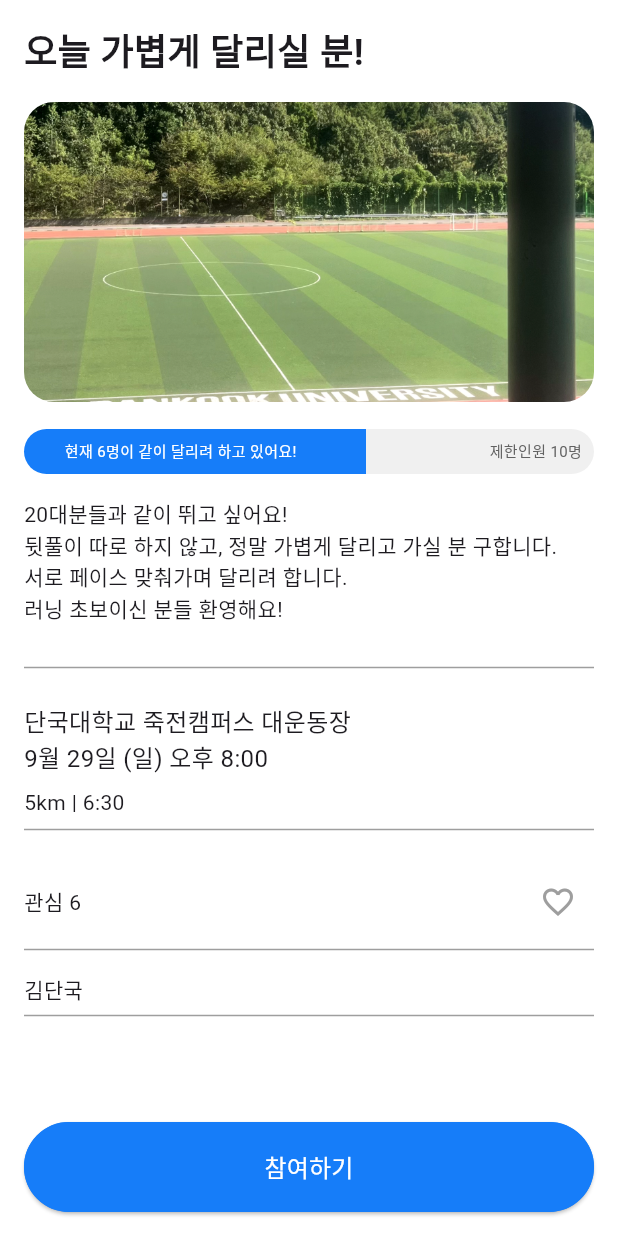
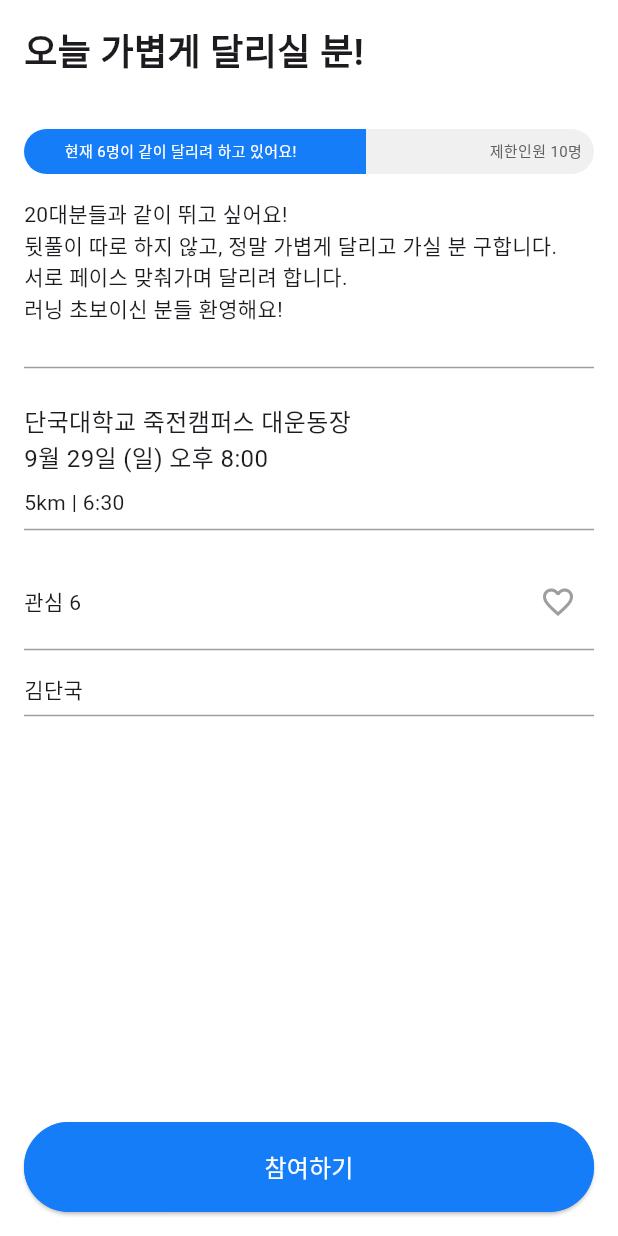
Before and after one commit to 9oormthonDKU/Frontend, a Flutter app: the PostPage screen opened directly, on a phone screen of 412 x 824 dp. Run offline on Flutter 3.47's test engine with Material 3 defaults, Android fonts, the phone set to English and light mode, and no system bars.

Commit message:
feat(post) : 이미지 삭제
#5

```diff
--- a/goormthonfe/lib/views/post_view.dart
+++ b/goormthonfe/lib/views/post_view.dart
@@ -30,15 +30,6 @@ class _PostPageState extends State<PostPage> {
               style: TextStyle(fontSize: 24, fontWeight: FontWeight.bold),
             ),
             SizedBox(height: 16),
-            ClipRRect(
-              borderRadius: BorderRadius.circular(20),
-              child: Image.asset(
-                'assets/dankook_university.png', // assets 폴더 내의 이미지 경로
-                height: 200,
-                width: double.infinity,
-                fit: BoxFit.cover,
-              ),
-            ),
             SizedBox(height: 18),
             // 신청 현황 부분 (텍스트 고정)
             Stack(
```
